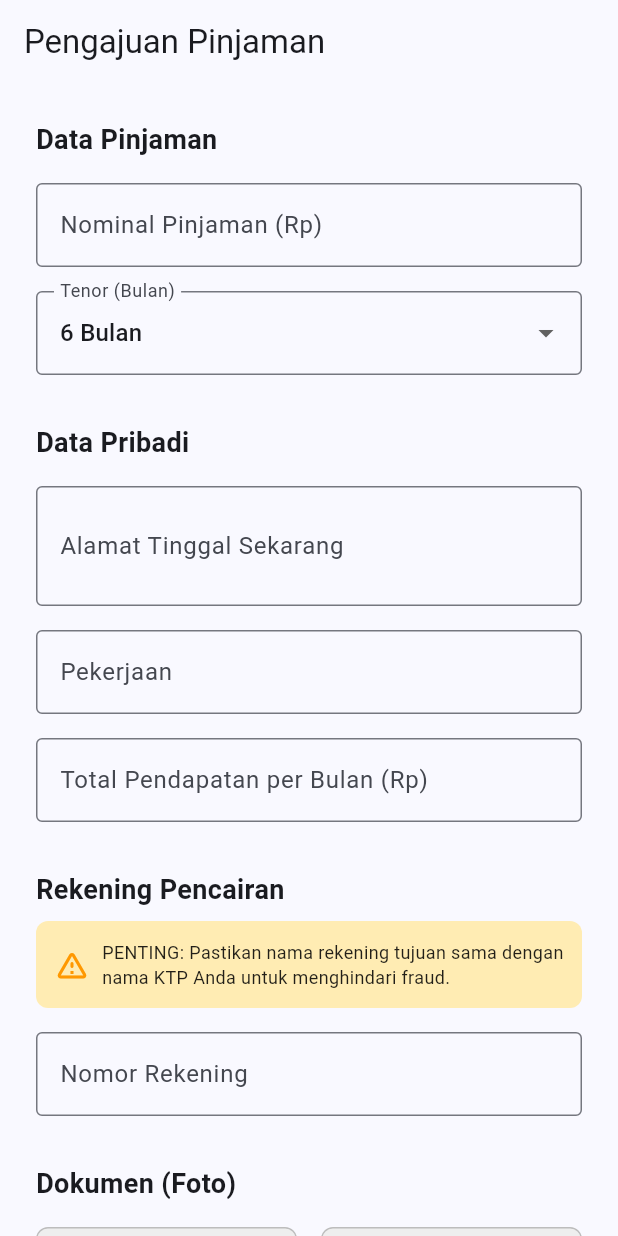
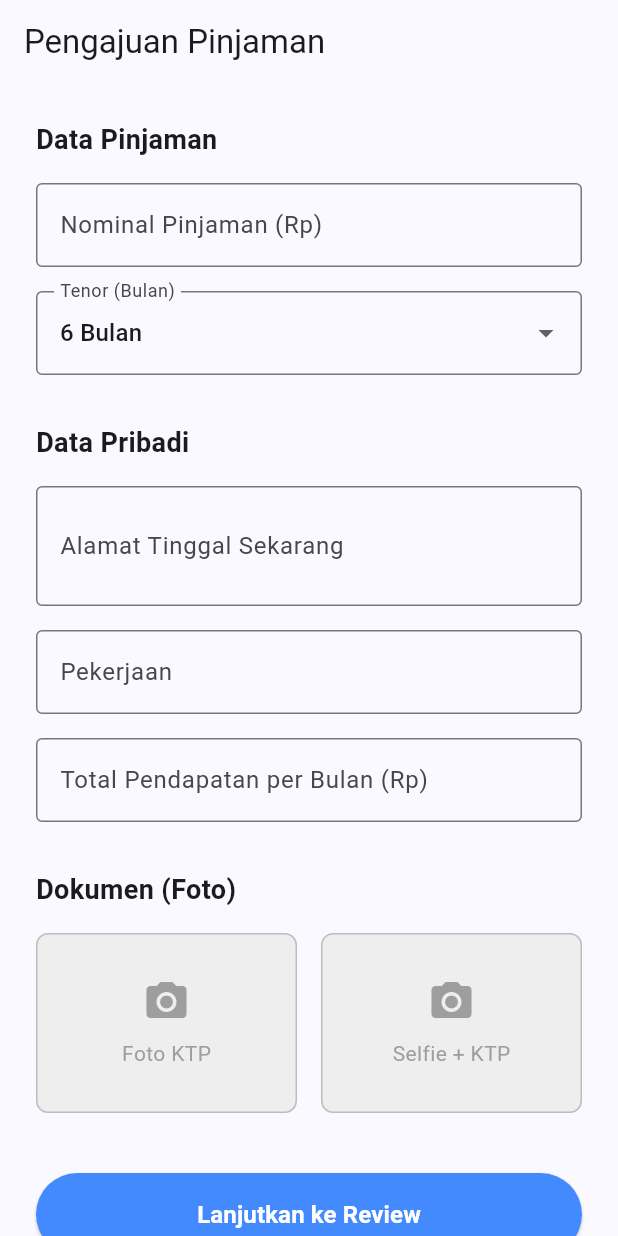
Before and after one commit to ridwan-saputra/koperasi-app-flutter, a Flutter app: the LoanFormPage screen opened by its route, on a phone screen of 412 x 824 dp. Run offline on Flutter 3.47's test engine with Material 3 defaults, Android fonts, the light colour scheme and no system bars; our stand-ins replace flutter_riverpod, fpdart, freezed_annotation, go_router, image_picker, sqflite; accounts and stored records are empty.

Commit message:
fix: resolve SQLite NOT NULL constraint for rekening_tujuan and finalize auto disbursement transaction

```diff
--- a/lib/features/loan/domain/entities/loan_entity.dart
+++ b/lib/features/loan/domain/entities/loan_entity.dart
@@ -18,13 +18,12 @@ class LoanEntity with _$LoanEntity {
     @JsonKey(name: 'alamat_tinggal') required String alamatTinggal,
     required String pekerjaan,
     @JsonKey(name: 'total_pendapatan') required double totalPendapatan,
-    @JsonKey(name: 'rekening_tujuan') required String rekeningTujuan,
+    // Field rekening_tujuan sudah resmi dihapus dari sistem
     @JsonKey(name: 'ktp_image_path') required String ktpImagePath,
     @JsonKey(name: 'selfie_image_path') required String selfieImagePath,
     required String status,
     @JsonKey(name: 'created_at') required DateTime createdAt,
     @JsonKey(name: 'updated_at') required DateTime updatedAt,
-    // Field tambahan untuk menampung nama dari tabel users (INNER JOIN)
     @JsonKey(name: 'nama_lengkap') String? namaPeminjam,
   }) = _LoanEntity;
 
--- a/lib/features/loan/presentation/pages/loan_form_page.dart
+++ b/lib/features/loan/presentation/pages/loan_form_page.dart
@@ -18,7 +18,6 @@ class _LoanFormPageState extends ConsumerState<LoanFormPage> {
   final _alamatController = TextEditingController();
   final _pekerjaanController = TextEditingController();
   final _pendapatanController = TextEditingController();
-  final _rekeningController = TextEditingController();
   final _agunanController = TextEditingController();
 
   int _tenorBulan = 6; // Default tenor
@@ -39,7 +38,6 @@ class _LoanFormPageState extends ConsumerState<LoanFormPage> {
     _alamatController.dispose();
     _pekerjaanController.dispose();
     _pendapatanController.dispose();
-    _rekeningController.dispose();
     _agunanController.dispose();
     super.dispose();
   }
@@ -76,7 +74,7 @@ class _LoanFormPageState extends ConsumerState<LoanFormPage> {
     }
   }
 
-void _lanjutkanKeReview() {
+  void _lanjutkanKeReview() {
     if (_formKey.currentState!.validate()) {
       if (_ktpImage == null || _selfieImage == null) {
         ScaffoldMessenger.of(context).showSnackBar(
@@ -85,7 +83,7 @@ void _lanjutkanKeReview() {
         return;
       }
 
-      // 1. Kumpulkan data dari form
+      // 1. Kumpulkan data dari form (Rekening tujuan sudah dihapus)
       final draftData = {
         'nominal': double.parse(_nominalController.text),
         'tenor': _tenorBulan,
@@ -93,7 +91,6 @@ void _lanjutkanKeReview() {
         'alamat': _alamatController.text,
         'pekerjaan': _pekerjaanController.text,
         'pendapatan': double.parse(_pendapatanController.text),
-        'rekening': _rekeningController.text,
         'ktpPath': _ktpImage!.path,
         'selfiePath': _selfieImage!.path,
       };
@@ -175,36 +172,7 @@ void _lanjutkanKeReview() {
 
             const SizedBox(height: 32),
 
-            // --- 3. REKENING TUJUAN ---
-            const Text('Rekening Pencairan', style: TextStyle(fontSize: 18, fontWeight: FontWeight.bold)),
-            const SizedBox(height: 8),
-            Container(
-              padding: const EdgeInsets.all(12),
-              decoration: BoxDecoration(color: Colors.amber.shade100, borderRadius: BorderRadius.circular(8)),
-              child: const Row(
-                children: [
-                  Icon(Icons.warning_amber_rounded, color: Colors.orange),
-                  SizedBox(width: 8),
-                  Expanded(
-                    child: Text(
-                      'PENTING: Pastikan nama rekening tujuan sama dengan nama KTP Anda untuk menghindari fraud.',
-                      style: TextStyle(fontSize: 12, color: Colors.black87),
-                    ),
-                  ),
-                ],
-              ),
-            ),
-            const SizedBox(height: 16),
-            TextFormField(
-              controller: _rekeningController,
-              keyboardType: TextInputType.number,
-              decoration: const InputDecoration(labelText: 'Nomor Rekening', border: OutlineInputBorder()),
-              validator: (value) => (value == null || value.isEmpty) ? 'Wajib diisi' : null,
-            ),
-
-            const SizedBox(height: 32),
-
-            // --- 4. DOKUMEN ---
+            // --- 3. DOKUMEN ---
             const Text('Dokumen (Foto)', style: TextStyle(fontSize: 18, fontWeight: FontWeight.bold)),
             const SizedBox(height: 16),
             Row(
--- a/lib/features/loan/presentation/pages/loan_review_page.dart
+++ b/lib/features/loan/presentation/pages/loan_review_page.dart
@@ -23,11 +23,10 @@ class _LoanReviewPageState extends ConsumerState<LoanReviewPage> {
     final int tenor = draftData['tenor'];
 
     // Hitung rincian finansial murni dari Domain Logic
-    // final totalBunga = LoanCalculator.hitungTotalBunga(nominal, tenor);
     final totalBayar = LoanCalculator.hitungTotalBayar(nominal, tenor);
     final cicilan = LoanCalculator.hitungCicilanPerBulan(nominal, tenor);
 
-    // Bungkus semua data menjadi satu objek LoanEntity yang utuh
+    // Bungkus semua data menjadi satu objek LoanEntity yang utuh (Tanpa rekening_tujuan)
     final finalLoan = LoanEntity(
       id: const Uuid().v4(),
       userId: userId,
@@ -41,7 +40,6 @@ class _LoanReviewPageState extends ConsumerState<LoanReviewPage> {
       alamatTinggal: draftData['alamat'],
       pekerjaan: draftData['pekerjaan'],
       totalPendapatan: draftData['pendapatan'],
-      rekeningTujuan: draftData['rekening'],
       ktpImagePath: draftData['ktpPath'],
       selfieImagePath: draftData['selfiePath'],
       status: 'PENDING', // Status default saat pertama diajukan
```
Also changed, not shown: lib/features/loan/data/repositories/loan_repository_impl.dart (+37 -15 lines), lib/features/loan/domain/entities/loan_entity.freezed.dart, lib/features/loan/domain/entities/loan_entity.g.dart.
